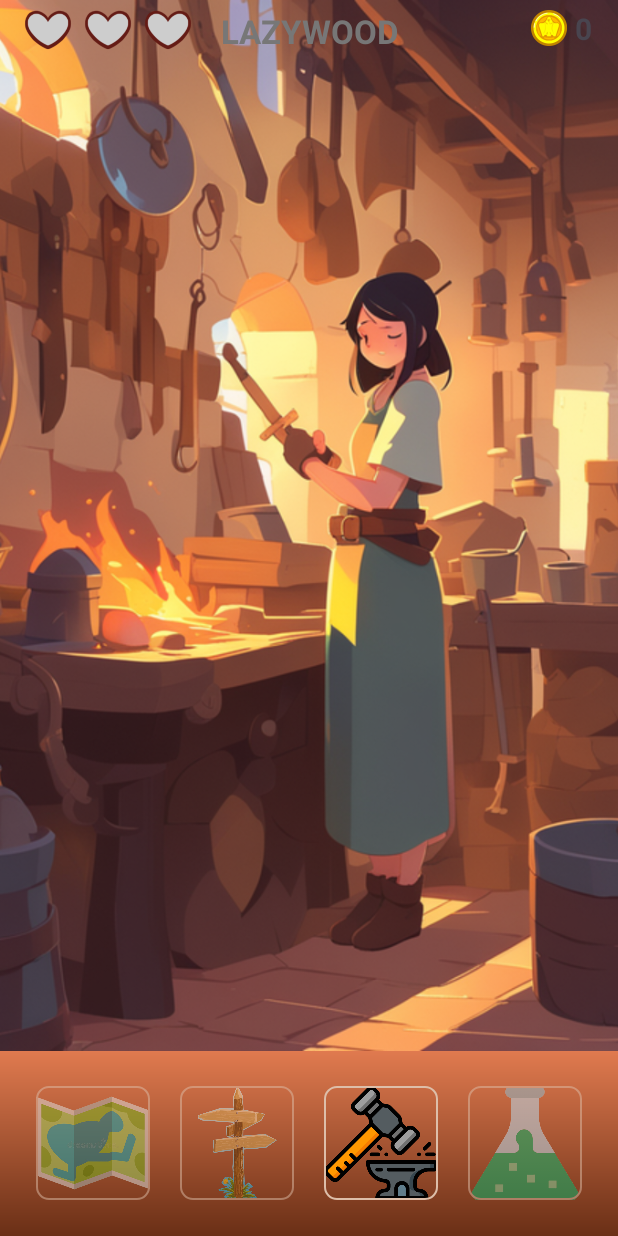
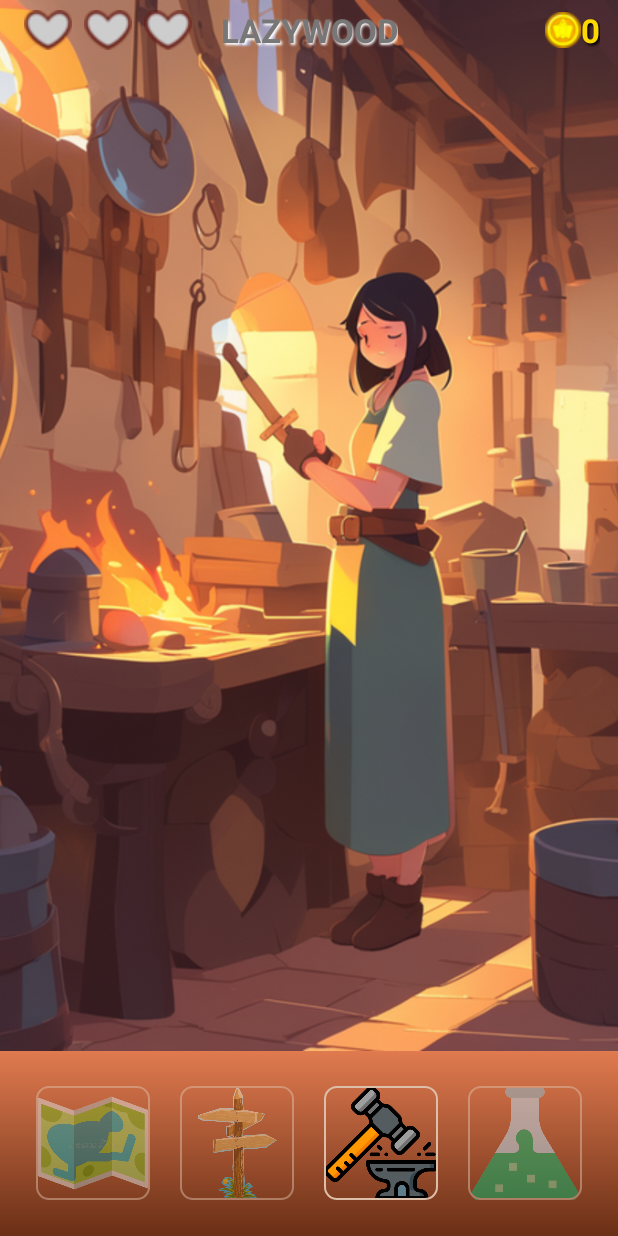
Before and after one commit to yaremchuken/quiz-knight_android, an Android app: the CityActivity screen opened directly, with no data from a screen before it, after a tap on an icon or button, on a phone screen of 412 x 824 dp. Run offline under Robolectric (Android 15) with nearby library versions, the phone set to English and light mode, and no system bars; network calls fail; 2 statements that could not run were skipped.

Commit message:
Adjust StatsBar positioning

```diff
--- a/app/src/main/java/yaremchuken/quizknight/adapter/HealthBarAdapter.kt
+++ b/app/src/main/java/yaremchuken/quizknight/adapter/HealthBarAdapter.kt
@@ -20,7 +20,7 @@
 
     override fun onBindViewHolder(holder: ViewHolder, position: Int) {
         holder.heartImg.setImageResource(
-            if (items[position]) R.drawable.ui_heart_full else R.drawable.ui_heart_empty
+            if (items[position]) R.drawable.ui_heart_full_s else R.drawable.ui_heart_empty_s
         )
     }
 }
--- a/app/src/main/res/layout/fragment_game_stats_bar.xml
+++ b/app/src/main/res/layout/fragment_game_stats_bar.xml
@@ -2,53 +2,50 @@
 <RelativeLayout
     xmlns:android="http://schemas.android.com/apk/res/android"
     xmlns:tools="http://schemas.android.com/tools"
+    xmlns:app="http://schemas.android.com/apk/res-auto"
     android:layout_width="match_parent"
-    android:layout_height="match_parent"
+    android:layout_height="wrap_content"
     android:orientation="horizontal"
     android:paddingHorizontal="12dp">
-
-    <LinearLayout
-        android:layout_width="wrap_content"
-        android:layout_height="wrap_content">
 
     <androidx.recyclerview.widget.RecyclerView
         android:id="@+id/rvHearts"
         android:layout_width="wrap_content"
-            android:layout_height="42dp"
-            android:orientation="horizontal"/>
+        android:layout_height="wrap_content"
+        android:layout_alignParentStart="true"
+        android:layout_centerVertical="true"
+        android:orientation="horizontal" />
 
     <TextView
         android:id="@+id/tvModuleName"
         android:layout_width="wrap_content"
         android:layout_height="wrap_content"
+        android:layout_toEndOf="@id/rvHearts"
+        android:layout_centerVertical="true"
         android:textSize="@dimen/font_size"
         android:textColor="@color/dark_gray"
         android:textStyle="bold"
         android:paddingStart="15dp"
-            android:layout_gravity="center"/>
-    </LinearLayout>
-
-    <LinearLayout
-        android:layout_width="wrap_content"
-        android:layout_height="wrap_content"
-        android:layout_alignParentEnd="true"
-        android:padding="5dp">
-
-        <ImageView
-            android:layout_width="24dp"
-            android:layout_height="24dp"
-            android:layout_gravity="center"
-            android:layout_marginEnd="5dp"
-            android:src="@drawable/ui_gold"/>
+        android:shadowColor="@color/white"
+        android:shadowDx="1.5"
+        android:shadowDy="1.5"
+        android:shadowRadius="1.6"
+        tools:text="LAZYWOOD"/>
 
     <TextView
         android:id="@+id/tvGold"
         android:layout_width="wrap_content"
         android:layout_height="wrap_content"
-            android:gravity="center"
+        android:layout_alignParentEnd="true"
+        android:layout_centerVertical="true"
+        android:textColor="@color/gold"
         android:textStyle="bold"
-            android:textSize="20sp"
-            tools:text="75"/>
-
-    </LinearLayout>
+        android:textSize="@dimen/font_size"
+        android:shadowColor="@color/black"
+        android:shadowDx="1.5"
+        android:shadowDy="1.5"
+        android:shadowRadius="1.6"
+        app:drawableStartCompat="@drawable/ui_gold_s"
+        android:paddingStart="10dp"
+        tools:text="75" />
 </RelativeLayout>
--- a/app/src/main/res/layout/quiz_layout_question_area.xml
+++ b/app/src/main/res/layout/quiz_layout_question_area.xml
@@ -27,7 +27,7 @@
         android:layout_width="wrap_content"
         android:layout_height="150dp"
         android:layout_gravity="top|center"
-        android:background="@drawable/ic_bubble_answer_background"
+        android:background="@drawable/ic_bubble_listened_background"
         android:layout_marginTop="42dp"
         android:layout_marginEnd="10dp"
         android:layout_marginStart="10dp"
```
Also changed, not shown: app/src/main/java/yaremchuken/quizknight/activity/QuizActivity.kt (+11 -9 lines), app/src/main/res/drawable/ic_bubble_listened_background.xml (added, +12 -0 lines), app/src/main/res/layout/activity_quiz.xml (+7 -2 lines), app/src/main/res/drawable/ui_gold_s.png (added), app/src/main/res/drawable/ui_heart_empty_s.png (added), app/src/main/res/drawable/ui_heart_full_s.png (added). Lines whose indentation alone changed are shown as unchanged.
